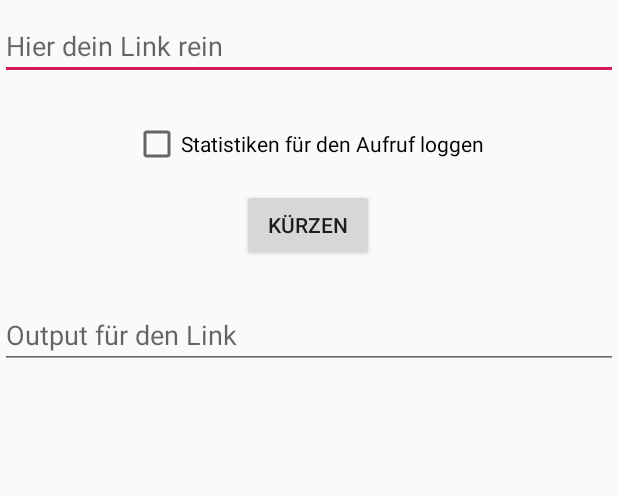
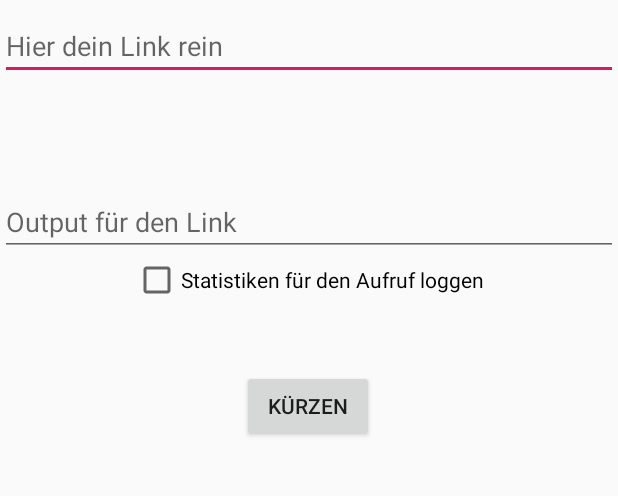
Before and after one commit to benni347/isgd, an Android app: the screen it shows after launch (MainActivity), on a phone screen of 412 x 824 dp, the part 166-662 px from its top. Run offline under Robolectric (Android 15) with nearby library versions, the phone set to English and light mode, and no system bars.

Commit message:
Layout ein klein wenig angepasst.

```diff
--- a/app/src/main/res/layout/activity_main.xml
+++ b/app/src/main/res/layout/activity_main.xml
@@ -43,17 +43,15 @@
         app:layout_constraintVertical_bias="0.087" />
 
     <CheckBox
-        android:id="@+id/checkBox"
+        android:id="@+id/stats"
         android:layout_width="wrap_content"
         android:layout_height="wrap_content"
         android:checked="false"
         android:text="@string/log"
-        app:layout_constraintBottom_toBottomOf="parent"
         app:layout_constraintEnd_toEndOf="parent"
-        app:layout_constraintHorizontal_bias="0.498"
+        app:layout_constraintHorizontal_bias="0.497"
         app:layout_constraintStart_toStartOf="parent"
-        app:layout_constraintTop_toTopOf="parent"
-        app:layout_constraintVertical_bias="0.183" />
+        app:layout_constraintTop_toBottomOf="@+id/outpout" />
 
     <Button
         android:id="@+id/button"
@@ -66,32 +64,20 @@
         app:layout_constraintEnd_toEndOf="parent"
         app:layout_constraintHorizontal_bias="0.498"
         app:layout_constraintStart_toStartOf="parent"
-        app:layout_constraintTop_toTopOf="parent"
-        app:layout_constraintVertical_bias="0.251" />
-
-    <com.google.android.material.textfield.TextInputLayout
-        android:layout_width="409dp"
-        android:layout_height="wrap_content"
-        android:layout_marginEnd="2dp"
-        app:layout_constraintBottom_toBottomOf="parent"
-        app:layout_constraintEnd_toEndOf="parent"
-        app:layout_constraintHorizontal_bias="0.0"
-        app:layout_constraintStart_toStartOf="parent"
-        app:layout_constraintTop_toTopOf="parent"
-        app:layout_constraintVertical_bias="0.317">
-
-    </com.google.android.material.textfield.TextInputLayout>
+        app:layout_constraintTop_toBottomOf="@+id/stats"
+        app:layout_constraintVertical_bias="0.095" />
 
     <com.google.android.material.textfield.TextInputEditText
         android:id="@+id/outpout"
         android:layout_width="match_parent"
         android:layout_height="wrap_content"
-        android:layout_marginTop="13dp"
         android:layout_marginBottom="454dp"
         android:hint="@string/output"
         app:layout_constraintBottom_toBottomOf="parent"
         app:layout_constraintEnd_toEndOf="parent"
+        app:layout_constraintHorizontal_bias="1.0"
         app:layout_constraintStart_toStartOf="parent"
-        app:layout_constraintTop_toBottomOf="@+id/button" />
+        app:layout_constraintTop_toBottomOf="@+id/inpout"
+        app:layout_constraintVertical_bias="0.448" />
 
 </androidx.constraintlayout.widget.ConstraintLayout>
```
